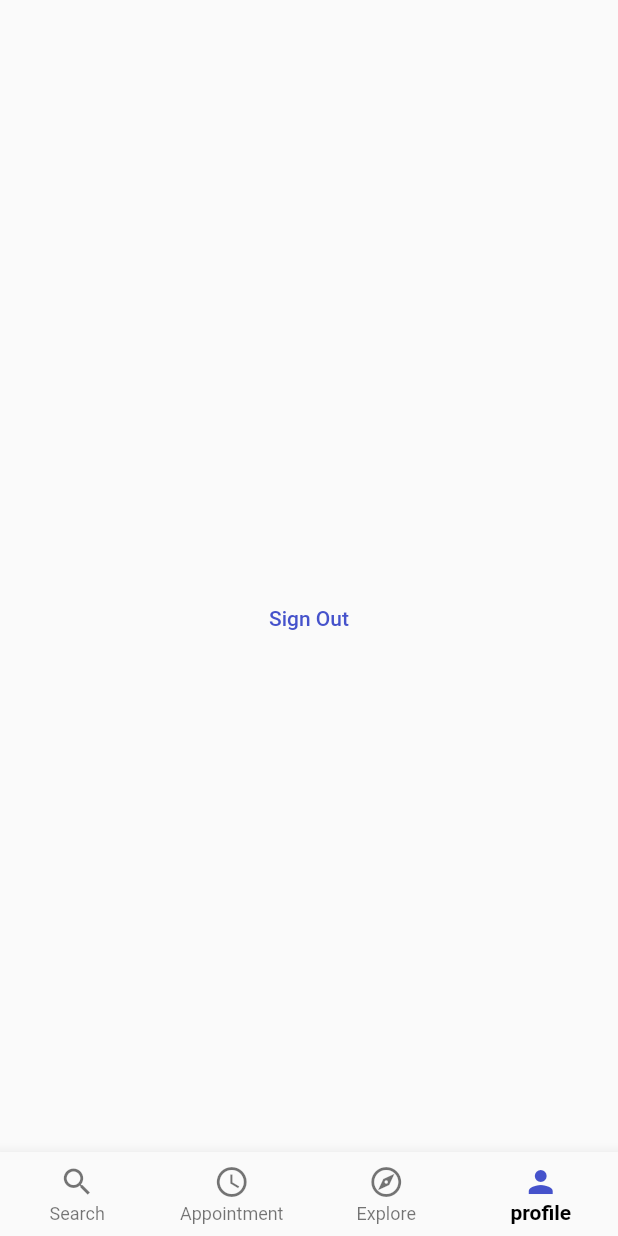
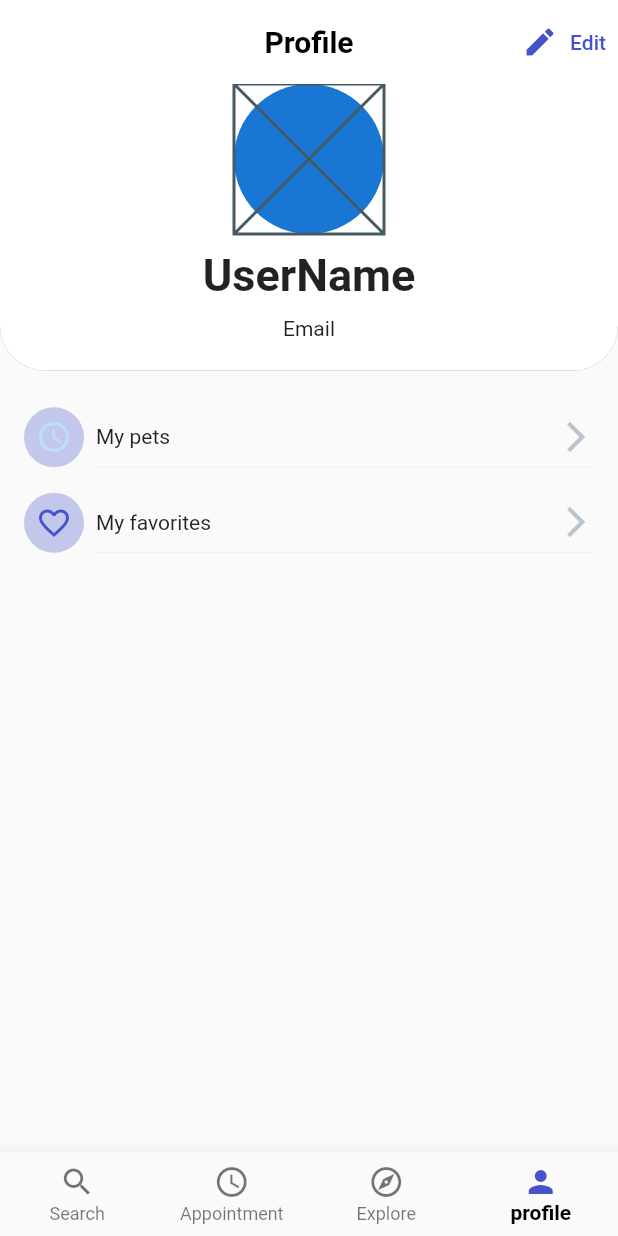
Before and after one commit to Kashack/pet_care, a Flutter app: the NavPage screen opened directly, item 4 of the bottom bar chosen, on a phone screen of 412 x 824 dp. Run offline on Flutter 3.47's test engine with Material 2 defaults, Android fonts, the light colour scheme and no system bars; our stand-ins replace flutter_svg, font_awesome_flutter, lottie, pinput, shared_preferences, supabase_flutter; accounts and stored records are empty.

Commit message:
profile page

```diff
--- a/lib/business/constant/my_colors.dart
+++ b/lib/business/constant/my_colors.dart
@@ -12,4 +12,6 @@ class MyColors{
   static const Color orange =  Color(0xFFF1A852);
   static const Color pink =  Color(0xFFFD90AA);
   static const Color yellow =  Color(0xFFFFCF6F);
+  static const Color light_grey2 =  Color(0xFFF0F0F8);
+  static const Color grey =  Color(0xFFBBC3CE);
 }
--- /dev/null
+++ b/lib/presentation/component/my_profile_tile.dart
@@ -0,0 +1,56 @@
+import 'package:flutter/material.dart';
+import 'package:pet_care/business/constant/my_colors.dart';
+
+class MyProfileTile extends StatelessWidget {
+  final String tileText;
+  final Icon leadingIcon;
+  final IconData trailingIcon;
+  final Function()? onTap;
+
+  const MyProfileTile({
+    Key? key,
+    required this.tileText,
+    required this.leadingIcon,
+    required this.trailingIcon,
+    this.onTap,
+  }) : super(key: key);
+
+  @override
+  Widget build(BuildContext context) {
+    return GestureDetector(
+      onTap: onTap,
+      child: Padding(
+        padding: const EdgeInsets.symmetric(vertical: 8.0),
+        child: Row(
+          children: [
+            CircleAvatar(
+                backgroundColor: MyColors.violet.withOpacity(0.3),
+                child: leadingIcon),
+            SizedBox(
+              width: 8,
+            ),
+            Expanded(
+              child: Container(
+                padding: EdgeInsets.symmetric(vertical: 8),
+                decoration: const BoxDecoration(
+                  border:
+                      Border(bottom: BorderSide(color: MyColors.light_grey2)),
+                ),
+                child: Row(
+                  mainAxisAlignment: MainAxisAlignment.spaceBetween,
+                  children: [
+                    Text(tileText),
+                    Icon(
+                      trailingIcon,
+                      color: MyColors.grey,
+                    )
+                  ],
+                ),
+              ),
+            )
+          ],
+        ),
+      ),
+    );
+  }
+}
--- a/lib/presentation/navigation/profile_page.dart
+++ b/lib/presentation/navigation/profile_page.dart
@@ -1,5 +1,7 @@
 import 'package:flutter/material.dart';
+import 'package:pet_care/business/constant/my_colors.dart';
 import 'package:pet_care/presentation/authentication/registration_page.dart';
+import 'package:pet_care/presentation/component/my_profile_tile.dart';
 import 'package:supabase_flutter/supabase_flutter.dart';
 
 class ProfilePage extends StatelessWidget {
@@ -9,21 +11,74 @@ class ProfilePage extends StatelessWidget {
   Widget build(BuildContext context) {
     // print(supabase.auth.currentSession!.user.email);
     return Scaffold(
-      body: Center(
-        child: TextButton(
-          child: Text('Sign Out'),
-          onPressed: () async {
-            await supabase.auth.signOut().then((value){
-              Navigator.pushAndRemoveUntil(
-                  context,
-                  MaterialPageRoute(
-                    builder: (context) => const RegistrationPage(),
+        appBar: AppBar(
+          elevation: 0,
+          centerTitle: true,
+          title: Text('Profile',
+              style:
+                  TextStyle(color: Colors.black, fontWeight: FontWeight.bold)),
+          backgroundColor: Colors.white,
+          actions: [
+            TextButton.icon(
+                onPressed: () {}, icon: Icon(Icons.edit), label: Text('Edit'))
+          ],
+        ),
+        body: SafeArea(
+          child: Column(
+            children: [
+              Container(
+                width: double.infinity,
+                decoration: BoxDecoration(
+                  borderRadius:
+                      BorderRadius.vertical(bottom: Radius.circular(30)),
+                  boxShadow: [BoxShadow(color: Colors.black45)],
+                  color: Colors.white,
+                ),
+                child: Column(
+                  children: [
+                    CircleAvatar(
+                      radius: 50,
+                      child: Placeholder(fallbackHeight: 10, fallbackWidth: 10),
+                    ),
+                    SizedBox(
+                      height: 10,
+                    ),
+                    Text(
+                      'UserName',
+                      style:
+                          TextStyle(fontWeight: FontWeight.bold, fontSize: 30),
+                    ),
+                    SizedBox(
+                      height: 10,
+                    ),
+                    Text('Email'),
+                    SizedBox(
+                      height: 20,
+                    ),
+                  ],
+                ),
+              ),
+              Expanded(
+                child: Padding(
+                  padding: const EdgeInsets.all(16.0),
+                  child: Column(
+                    children: [
+                      MyProfileTile(
+                        tileText: 'My pets',
+                        leadingIcon: Icon(Icons.access_time),
+                        trailingIcon: Icons.arrow_forward_ios,
+                      ),
+                      MyProfileTile(
+                        tileText: 'My favorites',
+                        leadingIcon: Icon(Icons.favorite_border,color: MyColors.violet),
+                        trailingIcon: Icons.arrow_forward_ios,
+                      ),
+                    ],
                   ),
-                  ModalRoute.withName('/'));
-            });
-          },
-        ),
-      ),
-    );
+                ),
+              )
+            ],
+          ),
+        ));
   }
 }
```
